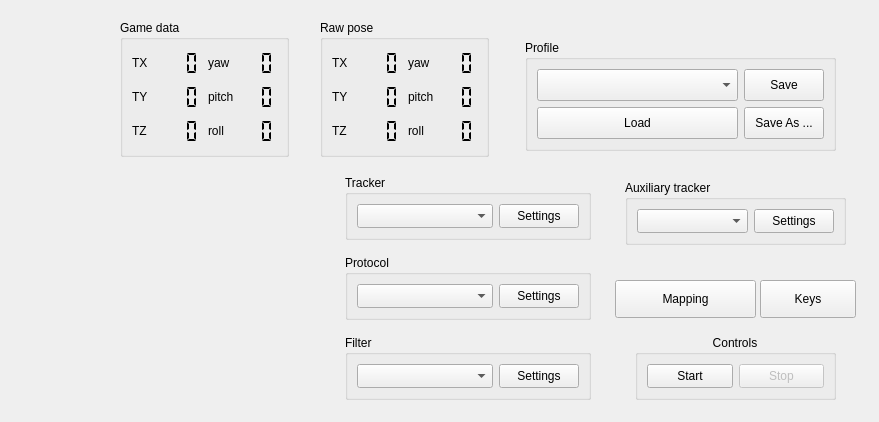
Qt form facetracknoir/facetracknoir.ui (opentrack/opentrack) before a commit.
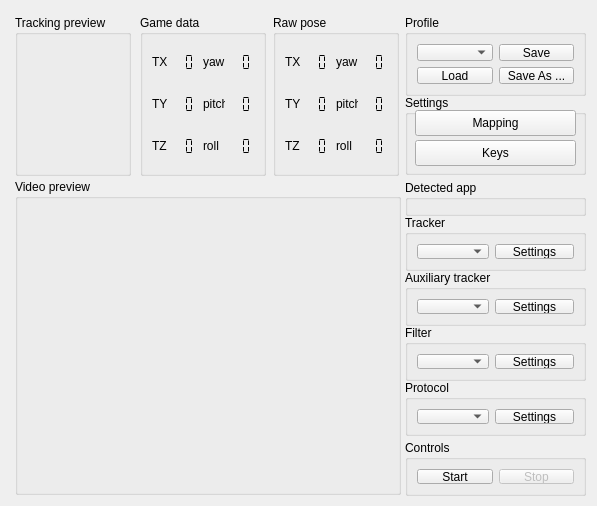
The same form after that commit. Icons and pictures are not drawn. Custom widgets are drawn as their Qt base class.

Patch:
```diff
--- a/facetracknoir/facetracknoir.ui
+++ b/facetracknoir/facetracknoir.ui
@@ -7,8 +7,8 @@
    <rect>
     <x>0</x>
     <y>0</y>
-    <width>879</width>
-    <height>422</height>
+    <width>597</width>
+    <height>506</height>
    </rect>
   </property>
   <property name="sizePolicy">
@@ -22,42 +22,13 @@
     <normaloff>:/images/facetracknoir.png</normaloff>:/images/facetracknoir.png</iconset>
   </property>
   <widget class="QWidget" name="centralWidget">
-   <widget class="QPushButton" name="btnShortcuts">
-    <property name="geometry">
-     <rect>
-      <x>760</x>
-      <y>280</y>
-      <width>96</width>
-      <height>38</height>
-     </rect>
-    </property>
-    <property name="sizePolicy">
-     <sizepolicy hsizetype="Fixed" vsizetype="Preferred">
-      <horstretch>0</horstretch>
-      <verstretch>0</verstretch>
-     </sizepolicy>
-    </property>
-    <property name="text">
-     <string>Keys</string>
-    </property>
-    <property name="icon">
-     <iconset resource="main-facetracknoir.qrc">
-      <normaloff>:/uielements/tools.png</normaloff>:/uielements/tools.png</iconset>
-    </property>
-    <property name="iconSize">
-     <size>
-      <width>98</width>
-      <height>24</height>
-     </size>
-    </property>
-   </widget>
    <widget class="QGroupBox" name="box_mapped_headpose">
     <property name="geometry">
      <rect>
-      <x>120</x>
-      <y>20</y>
-      <width>169</width>
-      <height>137</height>
+      <x>140</x>
+      <y>15</y>
+      <width>126</width>
+      <height>161</height>
      </rect>
     </property>
     <property name="title">
@@ -297,10 +268,10 @@
    <widget class="QGroupBox" name="groupGameProtocol">
     <property name="geometry">
      <rect>
-      <x>345</x>
-      <y>255</y>
-      <width>246</width>
-      <height>65</height>
+      <x>405</x>
+      <y>380</y>
+      <width>181</width>
+      <height>56</height>
      </rect>
     </property>
     <property name="title">
@@ -341,10 +312,10 @@
    <widget class="QGroupBox" name="groupTrackerSource">
     <property name="geometry">
      <rect>
-      <x>345</x>
-      <y>175</y>
-      <width>246</width>
-      <height>65</height>
+      <x>405</x>
+      <y>215</y>
+      <width>181</width>
+      <height>56</height>
      </rect>
     </property>
     <property name="title">
@@ -385,10 +356,10 @@
    <widget class="QGroupBox" name="groupFilter">
     <property name="geometry">
      <rect>
-      <x>345</x>
-      <y>335</y>
-      <width>246</width>
-      <height>65</height>
+      <x>405</x>
+      <y>325</y>
+      <width>181</width>
+      <height>56</height>
      </rect>
     </property>
     <property name="title">
@@ -429,10 +400,10 @@
    <widget class="QGroupBox" name="groupBox_3">
     <property name="geometry">
      <rect>
-      <x>625</x>
-      <y>180</y>
-      <width>221</width>
-      <height>65</height>
+      <x>405</x>
+      <y>270</y>
+      <width>181</width>
+      <height>56</height>
      </rect>
     </property>
     <property name="title">
@@ -473,10 +444,10 @@
    <widget class="QFrame" name="video_frame">
     <property name="geometry">
      <rect>
-      <x>10</x>
-      <y>170</y>
-      <width>320</width>
-      <height>240</height>
+      <x>24</x>
+      <y>204</y>
+      <width>366</width>
+      <height>281</height>
      </rect>
     </property>
     <property name="sizePolicy">
@@ -490,8 +461,8 @@
       <rect>
        <x>0</x>
        <y>0</y>
-       <width>320</width>
-       <height>240</height>
+       <width>366</width>
+       <height>281</height>
       </rect>
      </property>
      <property name="sizePolicy">
@@ -514,10 +485,10 @@
    <widget class="QGroupBox" name="groupProfile">
     <property name="geometry">
      <rect>
-      <x>525</x>
-      <y>40</y>
-      <width>311</width>
-      <height>111</height>
+      <x>405</x>
+      <y>15</y>
+      <width>181</width>
+      <height>81</height>
      </rect>
     </property>
     <property name="title">
@@ -584,58 +555,13 @@
      </item>
     </layout>
    </widget>
-   <widget class="QPushButton" name="btnEditCurves">
-    <property name="geometry">
-     <rect>
-      <x>615</x>
-      <y>280</y>
-      <width>141</width>
-      <height>38</height>
-     </rect>
-    </property>
-    <property name="sizePolicy">
-     <sizepolicy hsizetype="Minimum" vsizetype="Preferred">
-      <horstretch>0</horstretch>
-      <verstretch>0</verstretch>
-     </sizepolicy>
-    </property>
-    <property name="text">
-     <string>Mapping</string>
-    </property>
-    <property name="icon">
-     <iconset resource="main-facetracknoir.qrc">
-      <normaloff>:/uielements/curves.png</normaloff>:/uielements/curves.png</iconset>
-    </property>
-    <property name="iconSize">
-     <size>
-      <width>60</width>
-      <height>37</height>
-     </size>
-    </property>
-   </widget>
-   <widget class="GLWidget" name="pose_display" native="true">
-    <property name="geometry">
-     <rect>
-      <x>0</x>
-      <y>10</y>
-      <width>81</width>
-      <height>100</height>
-     </rect>
-    </property>
-    <property name="sizePolicy">
-     <sizepolicy hsizetype="Fixed" vsizetype="Fixed">
-      <horstretch>0</horstretch>
-      <verstretch>0</verstretch>
-     </sizepolicy>
-    </property>
-   </widget>
    <widget class="QGroupBox" name="groupStartStop">
     <property name="geometry">
      <rect>
-      <x>635</x>
-      <y>335</y>
-      <width>201</width>
-      <height>65</height>
+      <x>405</x>
+      <y>440</y>
+      <width>181</width>
+      <height>56</height>
      </rect>
     </property>
     <property name="minimumSize">
@@ -653,9 +579,6 @@
     <property name="title">
      <string notr="true">Controls</string>
     </property>
-    <property name="alignment">
-     <set>Qt::AlignHCenter|Qt::AlignTop</set>
-    </property>
     <layout class="QGridLayout">
      <item row="0" column="0">
       <widget class="QPushButton" name="btnStartTracker">
@@ -688,29 +611,13 @@
      </item>
     </layout>
    </widget>
-   <widget class="QLabel" name="game_name">
-    <property name="geometry">
-     <rect>
-      <x>460</x>
-      <y>10</y>
-      <width>115</width>
-      <height>19</height>
-     </rect>
-    </property>
-    <property name="sizePolicy">
-     <sizepolicy hsizetype="MinimumExpanding" vsizetype="MinimumExpanding">
-      <horstretch>0</horstretch>
-      <verstretch>0</verstretch>
-     </sizepolicy>
-    </property>
-   </widget>
    <widget class="QGroupBox" name="box_raw_headpose">
     <property name="geometry">
      <rect>
-      <x>320</x>
-      <y>20</y>
-      <width>169</width>
-      <height>137</height>
+      <x>273</x>
+      <y>15</y>
+      <width>126</width>
+      <height>161</height>
      </rect>
     </property>
     <property name="title">
@@ -947,6 +854,163 @@
      </item>
     </layout>
    </widget>
+   <widget class="QGroupBox" name="groupBox">
+    <property name="geometry">
+     <rect>
+      <x>15</x>
+      <y>179</y>
+      <width>386</width>
+      <height>316</height>
+     </rect>
+    </property>
+    <property name="title">
+     <string>Video preview</string>
+    </property>
+   </widget>
+   <widget class="QGroupBox" name="groupBox_2">
+    <property name="geometry">
+     <rect>
+      <x>405</x>
+      <y>95</y>
+      <width>181</width>
+      <height>80</height>
+     </rect>
+    </property>
+    <property name="title">
+     <string>Settings</string>
+    </property>
+    <widget class="QPushButton" name="btnShortcuts">
+     <property name="geometry">
+      <rect>
+       <x>10</x>
+       <y>45</y>
+       <width>161</width>
+       <height>26</height>
+      </rect>
+     </property>
+     <property name="sizePolicy">
+      <sizepolicy hsizetype="Fixed" vsizetype="Preferred">
+       <horstretch>0</horstretch>
+       <verstretch>0</verstretch>
+      </sizepolicy>
+     </property>
+     <property name="text">
+      <string>Keys</string>
+     </property>
+     <property name="icon">
+      <iconset resource="main-facetracknoir.qrc">
+       <normaloff>:/uielements/tools.png</normaloff>:/uielements/tools.png</iconset>
+     </property>
+     <property name="iconSize">
+      <size>
+       <width>98</width>
+       <height>24</height>
+      </size>
+     </property>
+    </widget>
+    <widget class="QPushButton" name="btnEditCurves">
+     <property name="geometry">
+      <rect>
+       <x>10</x>
+       <y>15</y>
+       <width>161</width>
+       <height>26</height>
+      </rect>
+     </property>
+     <property name="sizePolicy">
+      <sizepolicy hsizetype="Minimum" vsizetype="Preferred">
+       <horstretch>0</horstretch>
+       <verstretch>0</verstretch>
+      </sizepolicy>
+     </property>
+     <property name="text">
+      <string>Mapping</string>
+     </property>
+     <property name="icon">
+      <iconset resource="main-facetracknoir.qrc">
+       <normaloff>:/uielements/curves.png</normaloff>:/uielements/curves.png</iconset>
+     </property>
+     <property name="iconSize">
+      <size>
+       <width>60</width>
+       <height>37</height>
+      </size>
+     </property>
+    </widget>
+   </widget>
+   <widget class="QGroupBox" name="groupBox_4">
+    <property name="geometry">
+     <rect>
+      <x>15</x>
+      <y>15</y>
+      <width>116</width>
+      <height>161</height>
+     </rect>
+    </property>
+    <property name="title">
+     <string>Tracking preview</string>
+    </property>
+    <widget class="GLWidget" name="pose_display" native="true">
+     <property name="geometry">
+      <rect>
+       <x>5</x>
+       <y>15</y>
+       <width>106</width>
+       <height>141</height>
+      </rect>
+     </property>
+     <property name="sizePolicy">
+      <sizepolicy hsizetype="Fixed" vsizetype="Fixed">
+       <horstretch>0</horstretch>
+       <verstretch>0</verstretch>
+      </sizepolicy>
+     </property>
+    </widget>
+   </widget>
+   <widget class="QGroupBox" name="groupBox_5">
+    <property name="geometry">
+     <rect>
+      <x>405</x>
+      <y>180</y>
+      <width>181</width>
+      <height>36</height>
+     </rect>
+    </property>
+    <property name="title">
+     <string>Detected app</string>
+    </property>
+    <widget class="QLabel" name="game_name">
+     <property name="geometry">
+      <rect>
+       <x>10</x>
+       <y>15</y>
+       <width>115</width>
+       <height>16</height>
+      </rect>
+     </property>
+     <property name="sizePolicy">
+      <sizepolicy hsizetype="MinimumExpanding" vsizetype="MinimumExpanding">
+       <horstretch>0</horstretch>
+       <verstretch>0</verstretch>
+      </sizepolicy>
+     </property>
+    </widget>
+   </widget>
+   <zorder>box_mapped_headpose</zorder>
+   <zorder>groupGameProtocol</zorder>
+   <zorder>groupTrackerSource</zorder>
+   <zorder>groupFilter</zorder>
+   <zorder>groupBox_3</zorder>
+   <zorder>video_frame</zorder>
+   <zorder>groupProfile</zorder>
+   <zorder>groupStartStop</zorder>
+   <zorder>box_raw_headpose</zorder>
+   <zorder>video_frame_label</zorder>
+   <zorder>video_frame_label</zorder>
+   <zorder>groupBox</zorder>
+   <zorder>groupBox_2</zorder>
+   <zorder>groupBox_4</zorder>
+   <zorder>groupBox_5</zorder>
   </widget>
  </widget>
  <customwidgets>
```
Left out of the diff: 170 changed lines with no effect on the pictures.
